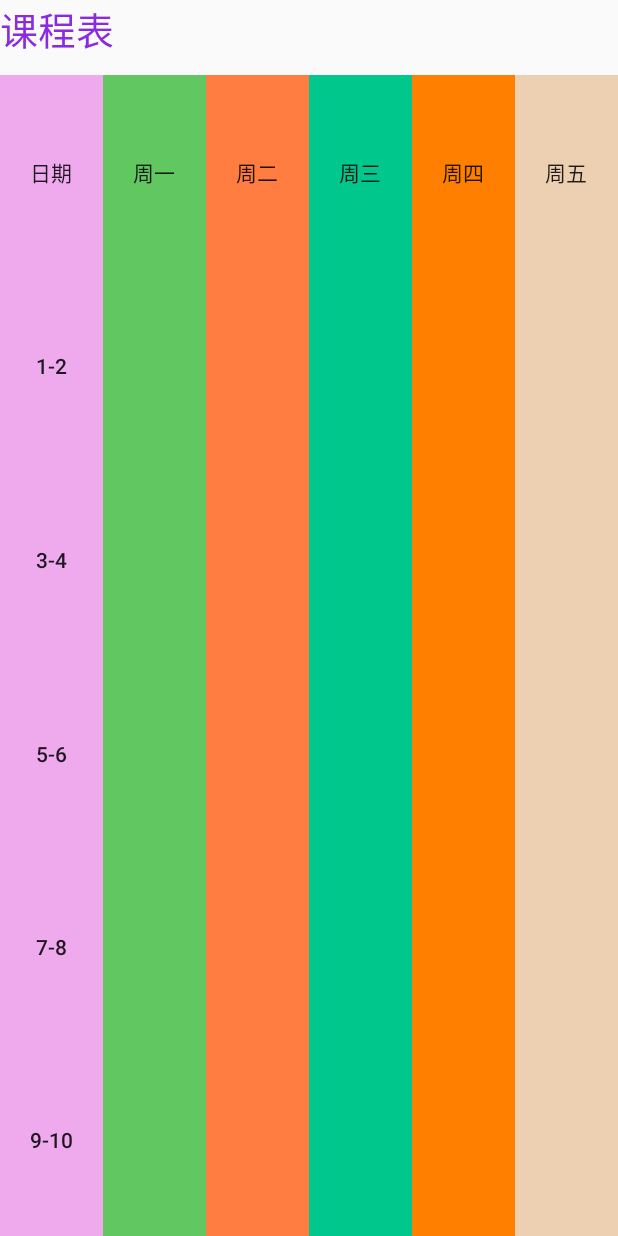
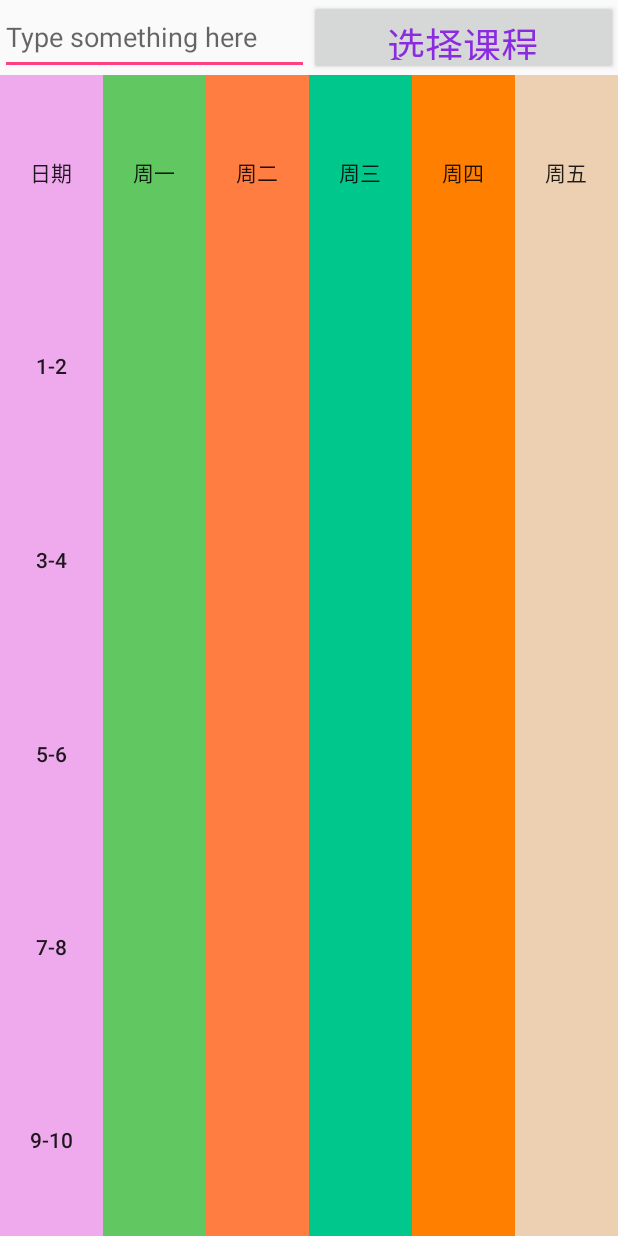
Before and after one commit to weakup/SchoolTable, an Android app: the layout activity_main.xml on its own in the app's theme, with its tools: preview values and no code run, on a phone screen of 412 x 824 dp. Run offline under Robolectric (Android 15) with nearby library versions, the phone set to English and light mode, and no system bars; network calls fail.

```diff
--- a/app/src/main/res/layout/activity_main.xml
+++ b/app/src/main/res/layout/activity_main.xml
@@ -10,11 +10,19 @@
         android:layout_height="50dp"
         android:id="@+id/linear"
         android:orientation="horizontal">
-        <TextView android:text="课程表"
+        <EditText
             android:layout_width="match_parent"
             android:layout_height="match_parent"
+            android:layout_weight="1"
+            android:id="@+id/choose_table"
+            android:hint="Type something here"/>
+        <Button android:text="选择课程"
+            android:layout_width="match_parent"
+            android:layout_height="match_parent"
+            android:layout_weight="1"
             android:textColor="#8A2BE2"
-            android:textSize="25dp"/>
+            android:textSize="25dp"
+            android:id="@+id/choose_button"/>
 
     </LinearLayout>
     <TableLayout
@@ -105,6 +113,7 @@
                     android:background="#61c861"
                     android:text="" />
                 <Button
+                    android:id="@+id/button2_1"
                     android:layout_width="fill_parent"
                     android:layout_height="fill_parent"
                     android:layout_weight="1"
@@ -112,7 +121,7 @@
                     android:text="" />
 
                 <Button
-
+                    android:id="@+id/button3_1"
                     android:layout_width="fill_parent"
                     android:layout_height="fill_parent"
                     android:layout_weight="1"
@@ -120,13 +129,14 @@
                     android:text="" />
 
                 <Button
-
+                    android:id="@+id/button4_1"
                     android:layout_width="fill_parent"
                     android:layout_height="fill_parent"
                     android:layout_weight="1"
                     android:background="#FF8000"
                     android:text="" />
                 <Button
+                    android:id="@+id/button5_1"
                     android:layout_width="fill_parent"
                     android:layout_height="fill_parent"
                     android:layout_weight="1"
@@ -147,18 +157,21 @@
                 android:orientation="horizontal" >
 
                 <Button
+
                     android:layout_width="fill_parent"
                     android:layout_height="fill_parent"
                     android:layout_weight="1"
                     android:background="#eeaaec"
                     android:text="3-4" />
                 <Button
+                    android:id="@+id/button1_2"
                     android:layout_width="fill_parent"
                     android:layout_height="fill_parent"
                     android:layout_weight="1"
                     android:background="#61c861"
                     android:text="" />
                 <Button
+                    android:id="@+id/button2_2"
                     android:layout_width="fill_parent"
                     android:layout_height="fill_parent"
                     android:layout_weight="1"
@@ -166,7 +179,7 @@
                     android:text="" />
 
                 <Button
-
+                    android:id="@+id/button3_2"
                     android:layout_width="fill_parent"
                     android:layout_height="fill_parent"
                     android:layout_weight="1"
@@ -174,13 +187,14 @@
                     android:text="" />
 
                 <Button
-
+                    android:id="@+id/button4_2"
                     android:layout_width="fill_parent"
                     android:layout_height="fill_parent"
                     android:layout_weight="1"
                     android:background="#FF8000"
                     android:text="" />
                 <Button
+                    android:id="@+id/button5_2"
                     android:layout_width="fill_parent"
                     android:layout_height="fill_parent"
                     android:layout_weight="1"
@@ -207,12 +221,14 @@
                     android:background="#eeaaec"
                     android:text="5-6" />
                 <Button
+                    android:id="@+id/button1_3"
                     android:layout_width="fill_parent"
                     android:layout_height="fill_parent"
                     android:layout_weight="1"
                     android:background="#61c861"
                     android:text="" />
                 <Button
+                    android:id="@+id/button2_3"
                     android:layout_width="fill_parent"
                     android:layout_height="fill_parent"
                     android:layout_weight="1"
@@ -220,7 +236,7 @@
                     android:text="" />
 
                 <Button
-
+                    android:id="@+id/button3_3"
                     android:layout_width="fill_parent"
                     android:layout_height="fill_parent"
                     android:layout_weight="1"
@@ -228,13 +244,14 @@
                     android:text="" />
 
                 <Button
-
+                    android:id="@+id/button4_3"
                     android:layout_width="fill_parent"
                     android:layout_height="fill_parent"
                     android:layout_weight="1"
                     android:background="#FF8000"
                     android:text="" />
                 <Button
+                    android:id="@+id/button5_3"
                     android:layout_width="fill_parent"
                     android:layout_height="fill_parent"
                     android:layout_weight="1"
@@ -261,12 +278,14 @@
                     android:background="#eeaaec"
                     android:text="7-8" />
                 <Button
+                    android:id="@+id/button1_4"
                     android:layout_width="fill_parent"
                     android:layout_height="fill_parent"
                     android:layout_weight="1"
                     android:background="#61c861"
                     android:text="" />
                 <Button
+                    android:id="@+id/button2_4"
                     android:layout_width="fill_parent"
                     android:layout_height="fill_parent"
                     android:layout_weight="1"
@@ -274,7 +293,7 @@
                     android:text="" />
 
                 <Button
-
+                    android:id="@+id/button3_4"
                     android:layout_width="fill_parent"
                     android:layout_height="fill_parent"
                     android:layout_weight="1"
@@ -282,13 +301,14 @@
                     android:text="" />
 
                 <Button
-
+                    android:id="@+id/button4_4"
                     android:layout_width="fill_parent"
                     android:layout_height="fill_parent"
                     android:layout_weight="1"
                     android:background="#FF8000"
                     android:text="" />
                 <Button
+                    android:id="@+id/button5_4"
                     android:layout_width="fill_parent"
                     android:layout_height="fill_parent"
                     android:layout_weight="1"
@@ -315,12 +335,14 @@
                     android:background="#eeaaec"
                     android:text="9-10" />
                 <Button
+                    android:id="@+id/button1_5"
                     android:layout_width="fill_parent"
                     android:layout_height="fill_parent"
                     android:layout_weight="1"
                     android:background="#61c861"
                     android:text="" />
                 <Button
+                    android:id="@+id/button2_5"
                     android:layout_width="fill_parent"
                     android:layout_height="fill_parent"
                     android:layout_weight="1"
@@ -328,7 +350,7 @@
                     android:text="" />
 
                 <Button
-
+                    android:id="@+id/button3_5"
                     android:layout_width="fill_parent"
                     android:layout_height="fill_parent"
                     android:layout_weight="1"
@@ -336,13 +358,14 @@
                     android:text="" />
 
                 <Button
-
+                    android:id="@+id/button4_5"
                     android:layout_width="fill_parent"
                     android:layout_height="fill_parent"
                     android:layout_weight="1"
                     android:background="#FF8000"
                     android:text="" />
                 <Button
+                    android:id="@+id/button5_5"
                     android:layout_width="fill_parent"
                     android:layout_height="fill_parent"
                     android:layout_weight="1"
```
